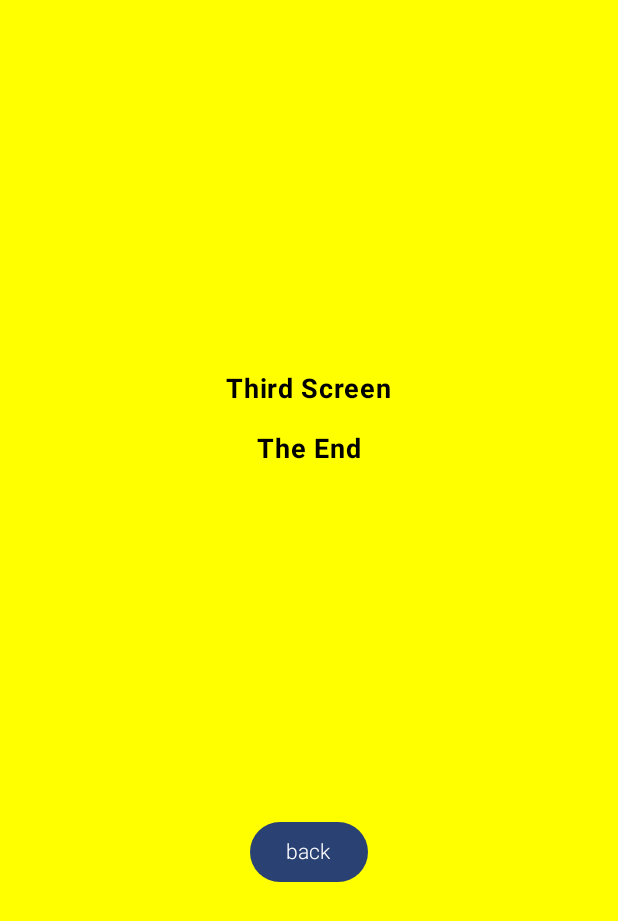
After one commit to abdomostafa1/JetpackComposeApp, an Android app built with Jetpack Compose: the ThirdScreen screen opened through its navigation route, on a phone screen of 412 x 824 dp. The commit adds this screen. Shown: the top 921 px of the screen. Run offline under Robolectric (Android 15) with nearby library versions, the phone set to English and light mode, and no system bars; our stand-ins replace Dagger/Hilt's generated code, constraintlayout-compose; network calls fail.

Commit message:
navigate between three screen and pass data between them

```diff
--- a/app/build.gradle
+++ b/app/build.gradle
@@ -81,4 +81,6 @@ dependencies {
     implementation 'com.squareup.retrofit2:converter-gson:2.9.0'
 
     implementation "androidx.constraintlayout:constraintlayout-compose:1.0.1"
+    //navigation
+    implementation("androidx.navigation:navigation-compose:2.7.2")
 }
--- a/app/src/main/java/com/example/myapplication/MainActivity.kt
+++ b/app/src/main/java/com/example/myapplication/MainActivity.kt
@@ -16,8 +16,18 @@ import androidx.compose.runtime.mutableStateOf
 import androidx.compose.runtime.remember
 import androidx.compose.ui.Modifier
 import androidx.compose.ui.tooling.preview.Preview
+import androidx.lifecycle.viewmodel.compose.viewModel
+import androidx.navigation.NavArgument
+import androidx.navigation.NavType
+import androidx.navigation.compose.NavHost
+import androidx.navigation.compose.composable
+import androidx.navigation.compose.rememberNavController
+import androidx.navigation.navArgument
+import com.example.myapplication.screen.PickupDetailsScreen
 import com.example.myapplication.screen.PickupScreen
+import com.example.myapplication.screen.ThirdScreen
 import com.example.myapplication.ui.theme.MyApplicationTheme
+import com.example.myapplication.viewmodel.PickupViewModel
 import dagger.hilt.android.AndroidEntryPoint
 
 @AndroidEntryPoint
@@ -33,15 +43,38 @@ class MainActivity : ComponentActivity() {
                     color = MaterialTheme.colorScheme.background
                 ) {
 
-                    PickupScreen(
-                        context = this,
-                        onClickLocation =onClickButtonLocation,
-                        onClickCall =onClickButtonCall,
-                        onClickEmail =onClickButtonEmail,
-                        onClickDocument =onClickButtonDocument
-                    )
+                    val navController = rememberNavController()
+                    val pickupViewModel = viewModel<PickupViewModel>()
+                    val navHost =
+                        NavHost(
+                            navController = navController,
+                            startDestination = NavDestination.pickupScreen
+                        ) {
+                            composable(NavDestination.pickupScreen) {
+                                PickupScreen(
+                                    navController = navController,
+                                    context = this@MainActivity,
+                                    pickupViewModel = pickupViewModel,
+                                    onClickLocation = onClickButtonLocation,
+                                    onClickCall = onClickButtonCall,
+                                    onClickEmail = onClickButtonEmail,
+                                    onClickDocument = onClickButtonDocument
+                                )
+                            }
+
+                            composable(
+                                "PickupDetailsScreen/{id}",
+                                arguments = listOf(navArgument("id"){ type= NavType.IntType})
+                            ) { backStackEntry ->
+                                PickupDetailsScreen(
+                                    navController,
+                                    checkNotNull(backStackEntry.arguments?.getInt("id", 0))
+                                )
+                            }
+                            composable(NavDestination.thirdScreen) { ThirdScreen(navController) }
+                        }
+
                 }
-                Toast(this@MainActivity).showLongToast(this@MainActivity, "ana abdo mostafa")
             }
         }
     }
--- a/app/src/main/java/com/example/myapplication/composable/BoldText.kt
+++ b/app/src/main/java/com/example/myapplication/composable/BoldText.kt
@@ -10,7 +10,7 @@ import androidx.compose.ui.unit.sp
 import com.example.myapplication.R
 
 @Composable
-fun BoldText(text: String, textColor: Color,modifier: Modifier=Modifier) {
+fun BoldText(text: String, textColor: Color=Color.Black,modifier: Modifier=Modifier) {
     Text(
         text = text,
         fontSize = 18.sp,
--- /dev/null
+++ b/app/src/main/java/com/example/myapplication/screen/ThirdScreen.kt
@@ -0,0 +1,57 @@
+package com.example.myapplication.screen
+
+import androidx.compose.foundation.background
+import androidx.compose.foundation.layout.fillMaxSize
+import androidx.compose.material3.Button
+import androidx.compose.runtime.Composable
+import androidx.compose.ui.Modifier
+import androidx.compose.ui.graphics.Color
+import androidx.compose.ui.res.painterResource
+import androidx.compose.ui.tooling.preview.Preview
+import androidx.compose.ui.unit.dp
+import androidx.constraintlayout.compose.ConstraintLayout
+import androidx.navigation.NavController
+import com.example.myapplication.NavDestination
+import com.example.myapplication.R
+import com.example.myapplication.composable.BoldText
+import com.example.myapplication.composable.Icon
+import com.example.myapplication.composable.NormalText
+
+@Composable
+fun ThirdScreen(navController: NavController) {
+    ThirdContent(onClickBack = { navController.popBackStack(NavDestination.pickupScreen,false) })
+}
+
+@Composable
+private fun ThirdContent(onClickBack: () -> Unit) {
+
+    ConstraintLayout(
+        modifier = Modifier
+            .fillMaxSize()
+            .background(Color.Yellow)
+    ) {
+        val (upBtn, pickupDetails, id, back) = createRefs()
+        val guideline30 = createGuidelineFromTop(0.30f)
+
+        BoldText(text = "Third Screen", modifier = Modifier.constrainAs(pickupDetails) {
+            top.linkTo(guideline30)
+            start.linkTo(parent.start)
+            end.linkTo(parent.end)
+        })
+        BoldText(text = "The End", modifier = Modifier.constrainAs(id) {
+            top.linkTo(pickupDetails.bottom, 16.dp)
+            start.linkTo(parent.start)
+            end.linkTo(parent.end)
+        })
+
+        Button(onClick = { onClickBack() }, modifier = Modifier.constrainAs(back) {
+            top.linkTo(id.bottom)
+            bottom.linkTo(parent.bottom)
+            start.linkTo(parent.start)
+            end.linkTo(parent.end)
+        }) {
+            NormalText(text = "back", textColor = Color.White)
+        }
+    }
+
+}
--- /dev/null
+++ b/app/src/main/res/drawable/baseline_arrow_back_24.xml
@@ -0,0 +1,5 @@
+<vector android:autoMirrored="true" android:height="24dp"
+    android:tint="#000000" android:viewportHeight="24"
+    android:viewportWidth="24" android:width="24dp" xmlns:android="http://schemas.android.com/apk/res/android">
+    <path android:fillColor="@android:color/white" android:pathData="M20,11H7.83l5.59,-5.59L12,4l-8,8 8,8 1.41,-1.41L7.83,13H20v-2z"/>
+</vector>
```
Also changed, not shown: app/src/main/java/com/example/myapplication/NavDestination.kt (added, +7 -0 lines), app/src/main/java/com/example/myapplication/screen/PickupDetailsScreen.kt (added, +78 -0 lines), app/src/main/java/com/example/myapplication/screen/PickupScreen.kt (+10 -8 lines), app/src/main/java/com/example/myapplication/viewmodel/PickupDetailsViewModel.kt (added, +10 -0 lines).
